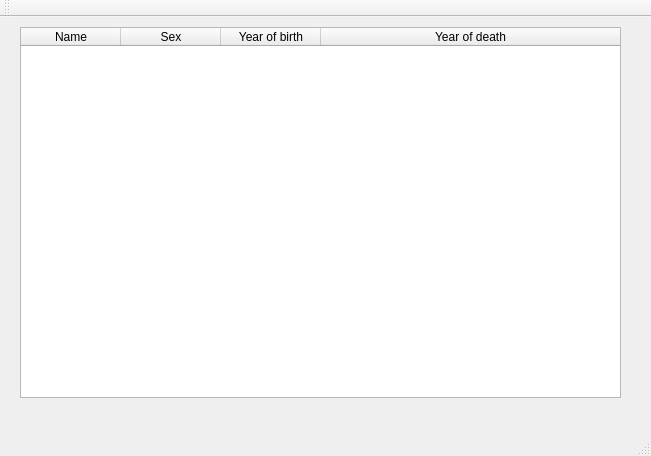
Above: widgetVerkefniVika3/mainwindow.ui from tinnathuridur/vika3 before the change. Below: the same form after it.
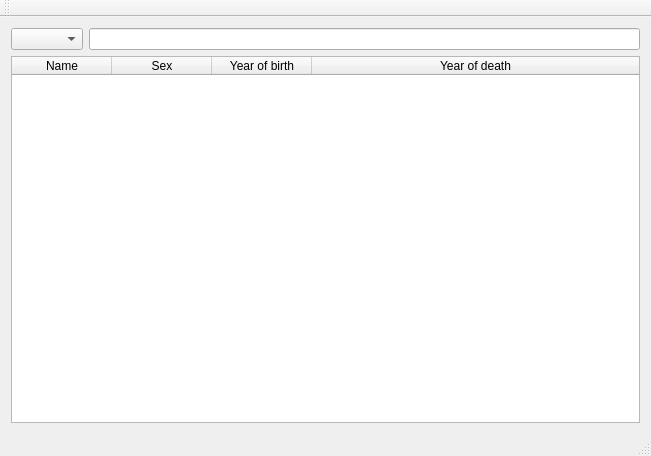
That is the form after the change.

Diff of the .ui file:
```diff
--- a/widgetVerkefniVika3/mainwindow.ui
+++ b/widgetVerkefniVika3/mainwindow.ui
@@ -14,17 +14,33 @@
    <string>MainWindow</string>
   </property>
   <widget class="QWidget" name="centralWidget">
-   <widget class="QTableWidget" name="tableWidget">
-    <property name="geometry">
-     <rect>
-      <x>20</x>
-      <y>10</y>
-      <width>601</width>
-      <height>371</height>
-     </rect>
-    </property>
+   <layout class="QVBoxLayout" name="verticalLayout">
+    <item>
+     <layout class="QHBoxLayout" name="horizontalLayout_2">
+      <item>
+       <widget class="QComboBox" name="comboBox_tableList"/>
+      </item>
+      <item>
+       <widget class="QLineEdit" name="line_filter"/>
+      </item>
+     </layout>
+    </item>
+    <item>
+     <widget class="QTableWidget" name="table_Scientist">
+      <property name="editTriggers">
+       <set>QAbstractItemView::NoEditTriggers</set>
+      </property>
+      <property name="alternatingRowColors">
+       <bool>false</bool>
+      </property>
+      <property name="sortingEnabled">
+       <bool>true</bool>
+      </property>
+      <attribute name="horizontalHeaderCascadingSectionResizes">
+       <bool>false</bool>
+      </attribute>
     <attribute name="horizontalHeaderShowSortIndicator" stdset="0">
-     <bool>false</bool>
+       <bool>true</bool>
     </attribute>
     <attribute name="horizontalHeaderStretchLastSection">
      <bool>true</bool>
@@ -56,6 +72,8 @@
      </property>
     </column>
    </widget>
+    </item>
+   </layout>
   </widget>
   <widget class="QMenuBar" name="menuBar">
    <property name="geometry">
```
Left out of the diff: 3 changed lines with no effect on the pictures. Lines whose indentation alone changed are shown as unchanged.
